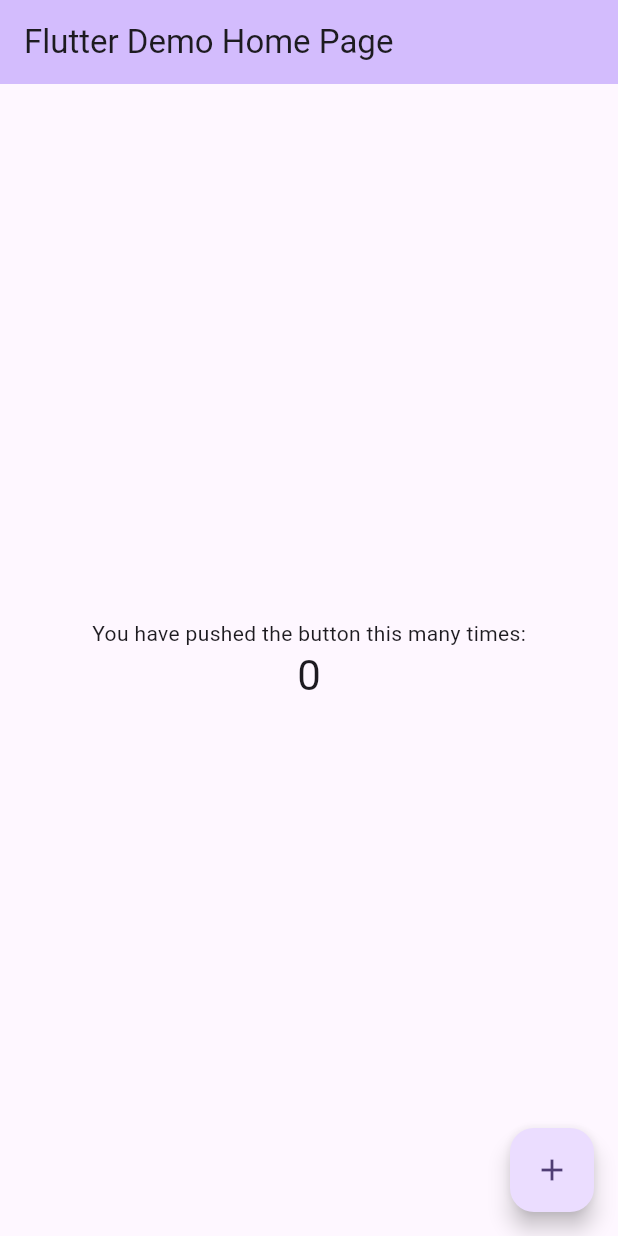
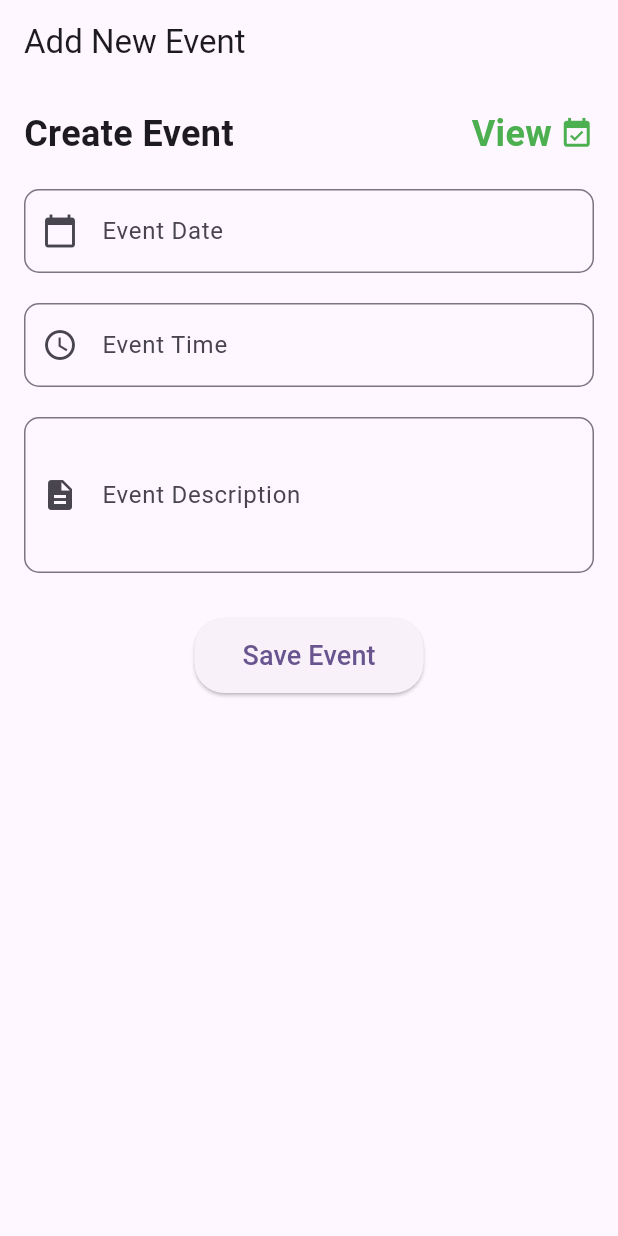
Before and after one commit to RajKumaran13/notify_event, a Flutter app: the screen it shows after launch, on a phone screen of 412 x 824 dp. Run offline on Flutter 3.47's test engine with Material 3 defaults, Android fonts, the light colour scheme and no system bars; our stand-ins replace cloud_firestore, firebase_core; accounts and stored records are empty.

Commit message:
storing data in firebase

```diff
--- /dev/null
+++ b/lib/add_event.dart
@@ -0,0 +1,226 @@
+import 'package:flutter/material.dart';
+import 'package:cloud_firestore/cloud_firestore.dart';
+import 'package:notify_event/event_list_page.dart';
+
+class AddEventPage extends StatefulWidget {
+  const AddEventPage({super.key});
+
+  @override
+  _AddEventPageState createState() => _AddEventPageState();
+}
+
+class _AddEventPageState extends State<AddEventPage> {
+  final _formKey = GlobalKey<FormState>();
+  final TextEditingController _eventDateController = TextEditingController();
+  final TextEditingController _eventTimeController = TextEditingController();
+  final TextEditingController _eventDescriptionController =
+      TextEditingController();
+
+  bool _isLoading = false;
+
+  Future<void> _saveEvent() async {
+    if (_formKey.currentState!.validate()) {
+      setState(() {
+        _isLoading = true;
+      });
+
+      try {
+        await FirebaseFirestore.instance.collection('events').add({
+          'event_date': _eventDateController.text.trim(),
+          'event_time': _eventTimeController.text.trim(),
+          'event_description': _eventDescriptionController.text.trim(),
+          'created_at': FieldValue.serverTimestamp(),
+        });
+
+        ScaffoldMessenger.of(context).showSnackBar(
+          const SnackBar(
+              content: Text('Event added successfully!'),
+              backgroundColor: Colors.green),
+        );
+
+        _eventDateController.clear();
+        _eventTimeController.clear();
+        _eventDescriptionController.clear();
+      } catch (e) {
+        ScaffoldMessenger.of(context).showSnackBar(
+          SnackBar(
+              content: Text('Failed to add event: $e'),
+              backgroundColor: Colors.red),
+        );
+      } finally {
+        setState(() {
+          _isLoading = false;
+        });
+      }
+    }
+  }
+
+  Future<void> _pickDate() async {
+    DateTime? pickedDate = await showDatePicker(
+      context: context,
+      initialDate: DateTime.now(),
+      firstDate: DateTime(2000),
+      lastDate: DateTime(2101),
+    );
+
+    if (pickedDate != null) {
+      setState(() {
+        _eventDateController.text =
+            '${pickedDate.year}-${pickedDate.month.toString().padLeft(2, '0')}-${pickedDate.day.toString().padLeft(2, '0')}';
+      });
+    }
+  }
+
+  Future<void> _pickTime() async {
+    TimeOfDay? pickedTime = await showTimePicker(
+      context: context,
+      initialTime: TimeOfDay.now(),
+      builder: (context, child) {
+        return MediaQuery(
+          data: MediaQuery.of(context).copyWith(alwaysUse24HourFormat: true),
+          child: child!,
+        );
+      },
+    );
+
+    if (pickedTime != null) {
+      String formattedTime =
+          "${pickedTime.hourOfPeriod.toString().padLeft(2, '0')}:${pickedTime.minute.toString().padLeft(2, '0')} ${pickedTime.period == DayPeriod.am ? 'AM' : 'PM'}";
+      setState(() {
+        _eventTimeController.text = formattedTime;
+      });
+    }
+  }
+
+  @override
+  Widget build(BuildContext context) {
+    return Scaffold(
+      appBar: AppBar(
+        title: const Text('Add New Event'),
+      ),
+      body: Padding(
+        padding: const EdgeInsets.all(16.0),
+        child: Form(
+          key: _formKey,
+          child: SingleChildScrollView(
+            child: Column(
+              crossAxisAlignment: CrossAxisAlignment.start,
+              children: [
+                GestureDetector(
+                  onTap: () {
+                    Navigator.push(
+                      context,
+                      MaterialPageRoute(builder: (context) => const EventListPage()),
+                    );
+                  },
+                  child: const Row(
+                    mainAxisAlignment: MainAxisAlignment.spaceBetween,
+                    children: [
+                      Text(
+                        'Create Event',
+                        style: TextStyle(
+                            fontSize: 24, fontWeight: FontWeight.bold),
+                      ),
+                      Row(
+                        children: [
+                          Text('View',
+                              style: TextStyle(
+                                  color: Colors.green,
+                                  fontSize: 24,
+                                  fontWeight: FontWeight.bold)),
+                          SizedBox(
+                            width: 5,
+                          ),
+                          Icon(
+                            Icons.event_available,
+                            size: 23,
+                            color: Colors.green,
+                          ),
+                        ],
+                      )
+                    ],
+                  ),
+                ),
+                const SizedBox(height: 20),
+                TextFormField(
+                  controller: _eventDateController,
+                  readOnly: true,
+                  decoration: InputDecoration(
+                    labelText: 'Event Date',
+                    hintText: 'Pick event date',
+                    border: OutlineInputBorder(
+                        borderRadius: BorderRadius.circular(10)),
+                    prefixIcon: const Icon(Icons.calendar_today),
+                  ),
+                  onTap: _pickDate,
+                  validator: (value) {
+                    if (value == null || value.isEmpty) {
+                      return 'Please pick a valid date.';
+                    }
+                    return null;
+                  },
+                ),
+                const SizedBox(height: 20),
+                TextFormField(
+                  controller: _eventTimeController,
+                  readOnly: true,
+                  decoration: InputDecoration(
+                    labelText: 'Event Time',
+                    hintText: 'Pick event time',
+                    border: OutlineInputBorder(
+                        borderRadius: BorderRadius.circular(10)),
+                    prefixIcon: const Icon(Icons.access_time),
+                  ),
+                  onTap: _pickTime,
+                  validator: (value) {
+                    if (value == null || value.isEmpty) {
+                      return 'Please pick a valid time.';
+                    }
+                    return null;
+                  },
+                ),
+                const SizedBox(height: 20),
+                TextFormField(
+                  controller: _eventDescriptionController,
+                  maxLines: 3,
+                  decoration: InputDecoration(
+                    labelText: 'Event Description',
+                    hintText: 'Describe the event...',
+                    border: OutlineInputBorder(
+                        borderRadius: BorderRadius.circular(10)),
+                    prefixIcon: const Icon(Icons.description),
+                  ),
+                  validator: (value) {
+                    if (value == null || value.isEmpty) {
+                      return 'Please enter a description.';
+                    }
+                    return null;
+                  },
+                ),
+                const SizedBox(height: 30),
+                Center(
+                  child: ElevatedButton(
+                    onPressed: _isLoading ? null : _saveEvent,
+                    style: ElevatedButton.styleFrom(
+                      padding: const EdgeInsets.symmetric(
+                          horizontal: 32, vertical: 12),
+                      shape: RoundedRectangleBorder(
+                        borderRadius: BorderRadius.circular(20),
+                      ),
+                    ),
+                    child: _isLoading
+                        ? const CircularProgressIndicator(color: Colors.white)
+                        : const Text(
+                            'Save Event',
+                            style: TextStyle(fontSize: 18),
+                          ),
+                  ),
+                ),
+              ],
+            ),
+          ),
+        ),
+      ),
+    );
+  }
+}
--- a/lib/main.dart
+++ b/lib/main.dart
@@ -1,5 +1,6 @@
 import 'package:firebase_core/firebase_core.dart';
 import 'package:flutter/material.dart';
+import 'package:notify_event/add_event.dart';
 import 'package:notify_event/firebase_options.dart';
 
 void main() async {
@@ -24,113 +25,10 @@ class MyApp extends StatelessWidget {
     return MaterialApp(
       title: 'Flutter Demo',
       theme: ThemeData(
-        // This is the theme of your application.
-        //
-        // TRY THIS: Try running your application with "flutter run". You'll see
-        // the application has a purple toolbar. Then, without quitting the app,
-        // try changing the seedColor in the colorScheme below to Colors.green
-        // and then invoke "hot reload" (save your changes or press the "hot
-        // reload" button in a Flutter-supported IDE, or press "r" if you used
-        // the command line to start the app).
-        //
-        // Notice that the counter didn't reset back to zero; the application
-        // state is not lost during the reload. To reset the state, use hot
-        // restart instead.
-        //
-        // This works for code too, not just values: Most code changes can be
-        // tested with just a hot reload.
         colorScheme: ColorScheme.fromSeed(seedColor: Colors.deepPurple),
         useMaterial3: true,
       ),
-      home: const MyHomePage(title: 'Flutter Demo Home Page'),
+      home:  AddEventPage(),
     );
   }
 }
-
-class MyHomePage extends StatefulWidget {
-  const MyHomePage({super.key, required this.title});
-
-  // This widget is the home page of your application. It is stateful, meaning
-  // that it has a State object (defined below) that contains fields that affect
-  // how it looks.
-
-  // This class is the configuration for the state. It holds the values (in this
-  // case the title) provided by the parent (in this case the App widget) and
-  // used by the build method of the State. Fields in a Widget subclass are
-  // always marked "final".
-
-  final String title;
-
-  @override
-  State<MyHomePage> createState() => _MyHomePageState();
-}
-
-class _MyHomePageState extends State<MyHomePage> {
-  int _counter = 0;
-
-  void _incrementCounter() {
-    setState(() {
-      // This call to setState tells the Flutter framework that something has
-      // changed in this State, which causes it to rerun the build method below
-      // so that the display can reflect the updated values. If we changed
-      // _counter without calling setState(), then the build method would not be
-      // called again, and so nothing would appear to happen.
-      _counter++;
-    });
-  }
-
-  @override
-  Widget build(BuildContext context) {
-    // This method is rerun every time setState is called, for instance as done
-    // by the _incrementCounter method above.
-    //
-    // The Flutter framework has been optimized to make rerunning build methods
-    // fast, so that you can just rebuild anything that needs updating rather
-    // than having to individually change instances of widgets.
-    return Scaffold(
-      appBar: AppBar(
-        // TRY THIS: Try changing the color here to a specific color (to
-        // Colors.amber, perhaps?) and trigger a hot reload to see the AppBar
-        // change color while the other colors stay the same.
-        backgroundColor: Theme.of(context).colorScheme.inversePrimary,
-        // Here we take the value from the MyHomePage object that was created by
-        // the App.build method, and use it to set our appbar title.
-        title: Text(widget.title),
-      ),
-      body: Center(
-        // Center is a layout widget. It takes a single child and positions it
-        // in the middle of the parent.
-        child: Column(
-          // Column is also a layout widget. It takes a list of children and
-          // arranges them vertically. By default, it sizes itself to fit its
-          // children horizontally, and tries to be as tall as its parent.
-          //
-          // Column has various properties to control how it sizes itself and
-          // how it positions its children. Here we use mainAxisAlignment to
-          // center the children vertically; the main axis here is the vertical
-          // axis because Columns are vertical (the cross axis would be
-          // horizontal).
-          //
-          // TRY THIS: Invoke "debug painting" (choose the "Toggle Debug Paint"
-          // action in the IDE, or press "p" in the console), to see the
-          // wireframe for each widget.
-          mainAxisAlignment: MainAxisAlignment.center,
-          children: <Widget>[
-            const Text(
-              'You have pushed the button this many times:',
-            ),
-            Text(
-              '$_counter',
-              style: Theme.of(context).textTheme.headlineMedium,
-            ),
-          ],
-        ),
-      ),
-      floatingActionButton: FloatingActionButton(
-        onPressed: _incrementCounter,
-        tooltip: 'Increment',
-        child: const Icon(Icons.add),
-      ), // This trailing comma makes auto-formatting nicer for build methods.
-    );
-  }
-}
--- a/pubspec.yaml
+++ b/pubspec.yaml
@@ -36,6 +36,8 @@ dependencies:
   # Use with the CupertinoIcons class for iOS style icons.
   cupertino_icons: ^1.0.8
   firebase_core: ^3.9.0
+  cloud_firestore: ^5.6.0
+  intl: ^0.20.1
 
 dev_dependencies:
   flutter_test:
```
Also changed, not shown: lib/event_list_page.dart (added, +300 -0 lines), pubspec.lock, 3 other files.
